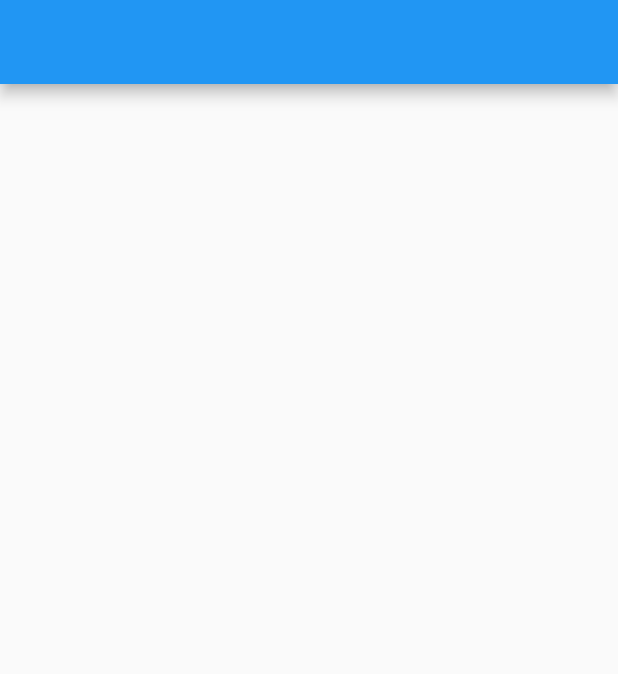
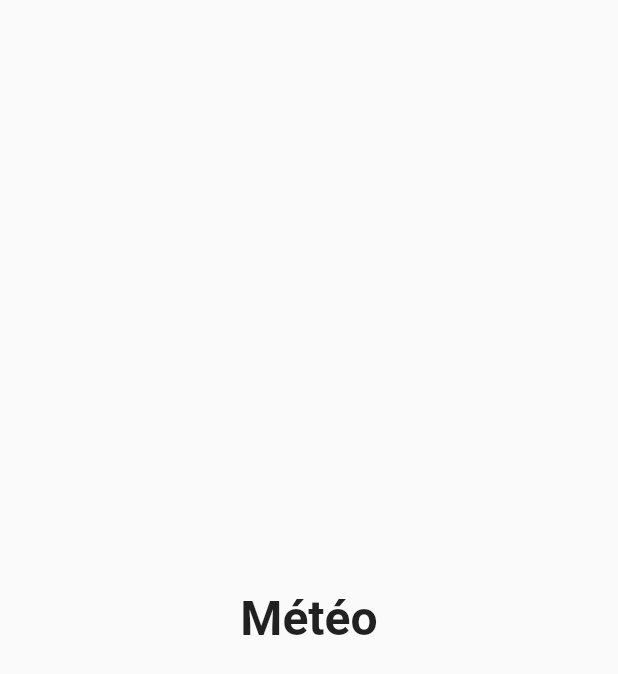
Before and after one commit to AlexisGelin/nsmeteo, a Flutter app: the screen it shows after launch, on a phone screen of 412 x 824 dp. Shown: the top 674 px of the screen. Run offline on Flutter 3.47's test engine with Material 2 defaults, Android fonts, the phone set to English and light mode, and no system bars; Roboto replaces fonts that are missing (Lexend).

Commit message:
adding assets

```diff
--- a/lib/main.dart
+++ b/lib/main.dart
@@ -27,6 +27,30 @@
 class _MyHomePageState extends State<MyHomePage> {
   @override
   Widget build(BuildContext context) {
-    return Scaffold(appBar: AppBar(), body: Center());
+    return Scaffold(
+      body: Center(
+          child: Column(
+              mainAxisAlignment: MainAxisAlignment.center,
+              children: const <Widget>[
+            ///
+            //////////////////////// Header
+            ///
+
+            Text("Météo",
+                style: TextStyle(
+                    fontFamily: 'Lexend',
+                    fontWeight: FontWeight.bold,
+                    fontSize: 32)),
+
+            ///
+            //////////////////////// Température par heure
+            ///
+
+
+            ///
+            //////////////////////// Température pour les 5 jours
+            ///
+          ])),
+    );
   }
 }
```
Also changed, not shown: assets/fonts/DMSans-Regular.ttf (added), assets/images/icones/calendar.png (added), assets/images/icones/carte.png (added), assets/images/icones/horloge-murale.png (added), assets/images/icones/liste.png (added), assets/images/icones/loupe.png (added), assets/images/icones/plus.png (added), assets/images/meteoIcones/cloudysun.png (added), assets/images/meteoIcones/rain.png (added), assets/images/meteoIcones/snow.png (added), assets/images/meteoIcones/sun.png (added), assets/images/meteoIcones/water.png (added), assets/images/meteoIcones/wind.png (added).
